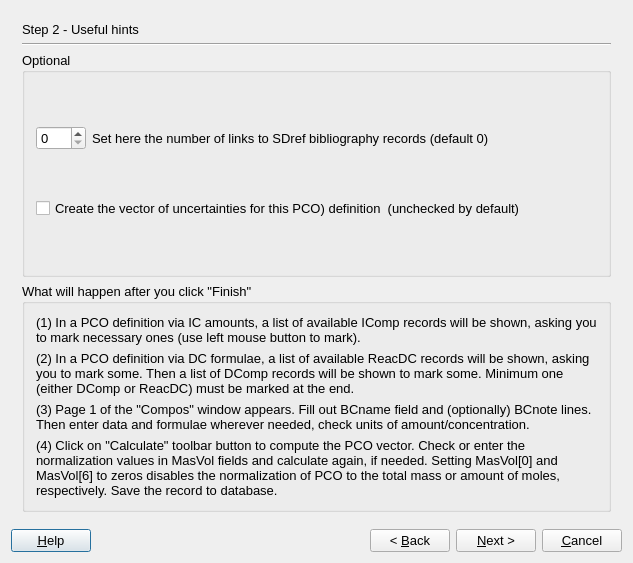
First picture: the form in gems3/vizor4/dlg4/ComposWizard4.ui, repository gemshub/GEMSGUI, before the edit.
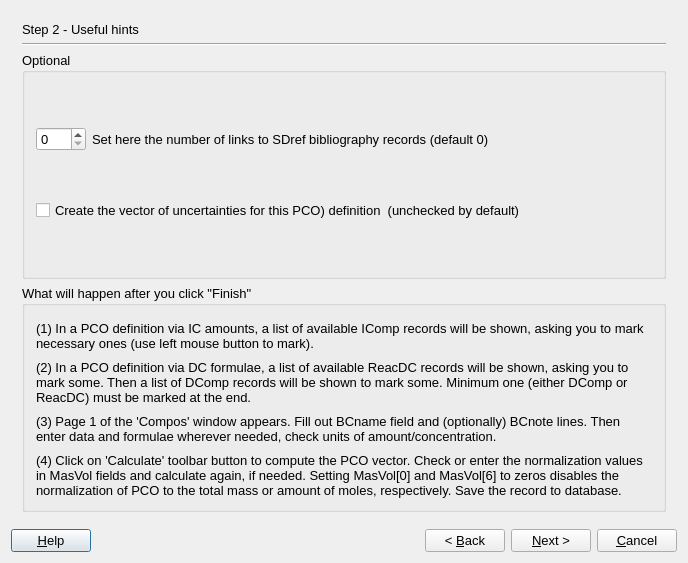
Second picture: the form after the edit. The open tabs and pages were chosen to show the change.

Commit message: Merged from upgrade adjusted fonts and comments on all dialogs (for consistency between win32, macosx and linux) DK,SD

```diff
--- a/gems3/vizor4/dlg4/ComposWizard4.ui
+++ b/gems3/vizor4/dlg4/ComposWizard4.ui
@@ -6,7 +6,7 @@
    <rect>
     <x>0</x>
     <y>0</y>
-    <width>633</width>
+    <width>688</width>
     <height>563</height>
    </rect>
   </property>
@@ -279,8 +279,8 @@
       </layout>
      </widget>
      <widget class="QWidget" name="page_4">
-      <layout class="QGridLayout">
-       <item row="0" column="0">
+      <layout class="QVBoxLayout" name="verticalLayout_2">
+       <item>
         <widget class="QLabel" name="label_3">
          <property name="sizePolicy">
           <sizepolicy hsizetype="Preferred" vsizetype="Fixed">
@@ -293,14 +293,14 @@
          </property>
         </widget>
        </item>
-       <item row="1" column="0">
+       <item>
         <widget class="Line" name="line_4">
          <property name="orientation">
           <enum>Qt::Horizontal</enum>
          </property>
         </widget>
        </item>
-       <item row="2" column="0">
+       <item>
         <widget class="QGroupBox" name="groupBox_5">
          <property name="sizePolicy">
           <sizepolicy hsizetype="Preferred" vsizetype="Minimum">
@@ -351,13 +351,13 @@
          </layout>
         </widget>
        </item>
-       <item row="3" column="0">
+       <item>
         <widget class="QGroupBox" name="groupBox_6">
          <property name="title">
           <string>What will happen after you click &quot;Finish&quot;</string>
          </property>
-         <layout class="QGridLayout">
-          <item row="0" column="0">
+         <layout class="QVBoxLayout" name="verticalLayout">
+          <item>
            <widget class="QLabel" name="textLabel13">
             <property name="text">
              <string>(1) In a PCO definition via IC amounts, a list of available IComp records will be shown, asking you to mark necessary ones (use left mouse button to mark).</string>
@@ -370,7 +370,7 @@
             </property>
            </widget>
           </item>
-          <item row="1" column="0">
+          <item>
            <widget class="QLabel" name="textLabel12">
             <property name="text">
              <string>(2) In a PCO definition via DC formulae, a list of available ReacDC records will be shown, asking you to mark some. Then a list of DComp records will be shown to mark some. Minimum one (either DComp or ReacDC) must be marked at the end.</string>
@@ -383,10 +383,10 @@
             </property>
            </widget>
           </item>
-          <item row="2" column="0">
+          <item>
            <widget class="QLabel" name="textLabel14">
             <property name="text">
-             <string>(3) Page 1 of the &quot;Compos&quot; window appears. Fill out BCname field and (optionally) BCnote lines. Then enter data and formulae wherever needed, check units of amount/concentration.</string>
+             <string>(3) Page 1 of the 'Compos' window appears. Fill out BCname field and (optionally) BCnote lines. Then enter data and formulae wherever needed, check units of amount/concentration.</string>
             </property>
             <property name="alignment">
              <set>Qt::AlignVCenter</set>
@@ -396,14 +396,10 @@
             </property>
            </widget>
           </item>
-          <item row="3" column="0">
+          <item>
            <widget class="QLabel" name="textLabel15">
             <property name="text">
-             <string>&lt;!DOCTYPE HTML PUBLIC &quot;-//W3C//DTD HTML 4.0//EN&quot; &quot;http://www.w3.org/TR/REC-html40/strict.dtd&quot;&gt;
-&lt;html&gt;&lt;head&gt;&lt;meta name=&quot;qrichtext&quot; content=&quot;1&quot; /&gt;&lt;style type=&quot;text/css&quot;&gt;
-p, li { white-space: pre-wrap; }
-&lt;/style&gt;&lt;/head&gt;&lt;body style=&quot; font-family:'MS Shell Dlg 2'; font-size:10pt; font-weight:400; font-style:normal;&quot;&gt;
-&lt;p style=&quot; margin-top:0px; margin-bottom:0px; margin-left:0px; margin-right:0px; -qt-block-indent:0; text-indent:0px;&quot;&gt;(4) Click on &amp;quot;Calculate&amp;quot; toolbar button to compute the PCO vector. Check or enter the normalization values in MasVol fields and calculate again, if needed. Setting MasVol[0] and MasVol[6] to zeros disables the normalization of PCO to the total mass or amount of moles, respectively. Save the record to database.&lt;/p&gt;&lt;/body&gt;&lt;/html&gt;</string>
+             <string>(4) Click on 'Calculate' toolbar button to compute the PCO vector. Check or enter the normalization values in MasVol fields and calculate again, if needed. Setting MasVol[0] and MasVol[6] to zeros disables the normalization of PCO to the total mass or amount of moles, respectively. Save the record to database.</string>
             </property>
             <property name="alignment">
              <set>Qt::AlignVCenter</set>
```
Left out of the diff: 12 changed lines with no effect on the pictures. The commit also changes 39 other files.
